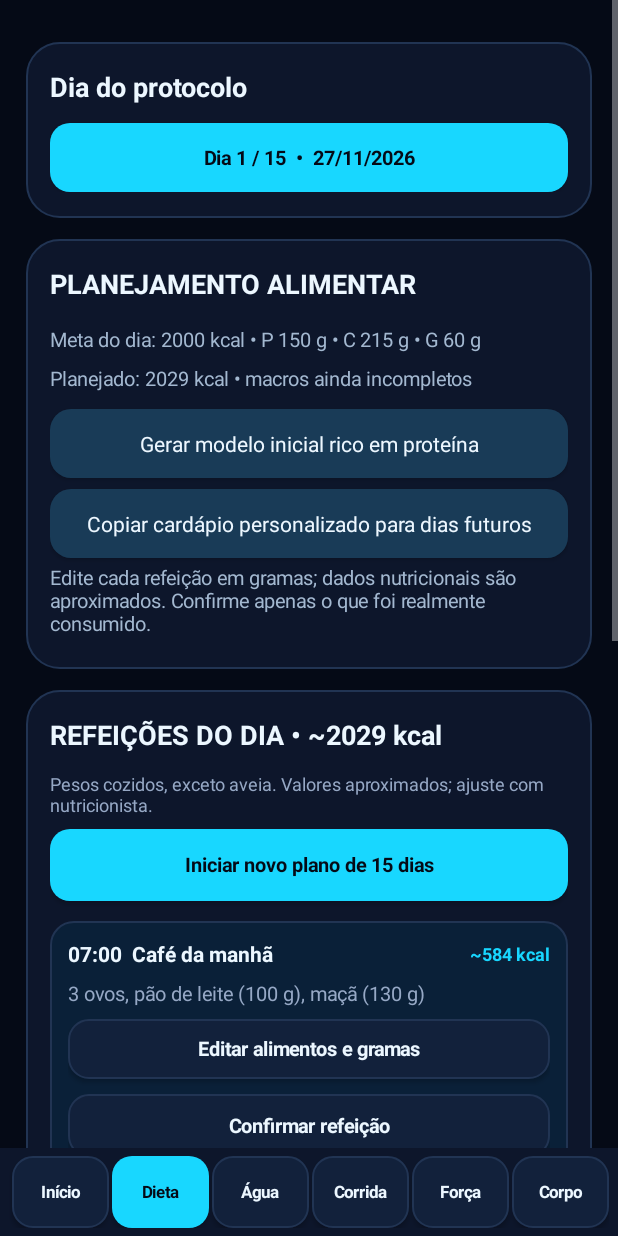
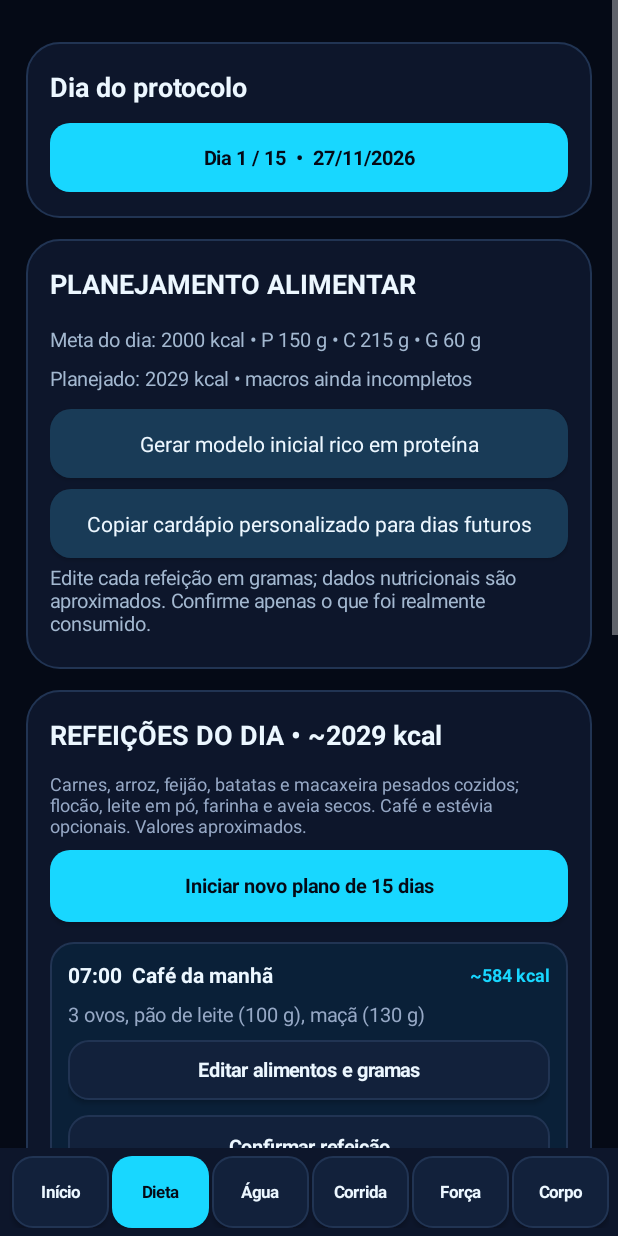
Before and after one commit to mmnegociomm-create/MMd, an Android app: the screen it shows after launch (MainActivity), after a tap on "Dieta", on a phone screen of 412 x 824 dp. Run offline under Robolectric (Android 15) with nearby library versions, the phone set to English and light mode, and no system bars.

Commit message:
Prioritize dashboard and clarify cooked versus dry portion weights

```diff
--- a/app/src/main/java/com/mmd/dieta/MainActivity.java
+++ b/app/src/main/java/com/mmd/dieta/MainActivity.java
@@ -99,10 +99,10 @@ public class MainActivity extends Activity {
         for(int i=0;i<tabs.length;i++){final int n=i;Button b=button(tabs[i],tab==i);b.setTextSize(11);b.setPadding(0,0,0,0);LinearLayout.LayoutParams p=new LinearLayout.LayoutParams(0,dp(48),1);p.leftMargin=dp(2);nav.addView(b,p);b.setOnClickListener(v->{if(fitness.busy()&&n!=tab){Toast.makeText(this,"Finalize o treino antes de mudar de tela.",Toast.LENGTH_SHORT).show();return;}tab=n;render();});}
         frame.addView(nav,new LinearLayout.LayoutParams(-1,-2));setContentView(frame);
         switch(tab){
-            case 0: dayPicker();natural.home(card("PROJETO NATURAL 60D"),chosen);nutrition.dashboard(card("DASHBOARD • MINHAS METAS"),chosen);break;
+            case 0: dayPicker();if(!PlanData.natural(this))natural.home(card("PROJETO NATURAL 60D"),chosen);nutrition.dashboard(card("DASHBOARD • MINHAS METAS"),chosen);if(PlanData.natural(this))natural.home(card("PROJETO NATURAL 60D"),chosen);break;
             case 1: dayPicker();nutrition.planner(card("PLANEJAMENTO ALIMENTAR"),chosen);menu();break;
             case 2: dayPicker();hydration();break;
-            case 3: if(PlanData.natural(this)&&!fitness.busy())natural.cardio(card("CARDIO MATINAL"),chosen);fitness.runningScreen(card("CORRIDA GUIADA"));break;
+            case 3: if(PlanData.natural(this)&&!fitness.busy()){dayPicker();natural.cardio(card("CARDIO MATINAL"),chosen);}fitness.runningScreen(card("CORRIDA GUIADA"));break;
             case 4: fitness.gymScreen(card("MUSCULAÇÃO GUIADA"));break;
             case 5: fitness.profile(card("EVOLUÇÃO CORPORAL"));if(PlanData.natural(this))natural.body(card("ACOMPANHAMENTO SEMANAL"),chosen);break;
         }
@@ -144,7 +144,7 @@ public class MainActivity extends Activity {
     private void menu() {
         int type=PlanData.type(chosen),total=(int)Math.round(NutritionData.day(this,chosen,false).kcal);
         LinearLayout c=card("REFEIÇÕES DO DIA • ~"+total+" kcal");
-        c.addView(text("Pesos cozidos, exceto aveia. Valores aproximados; ajuste com nutricionista.",12,MUTED,false));if(PlanData.natural(this)||PlanData.newPlan(this)){c.addView(text("Cardápio base disponível; personalize por refeição.",12,MUTED,false),lp(-1,-2,8));}else{Button activate=button("Iniciar novo plano de 15 dias",true);c.addView(activate,lp(-1,48,8));activate.setOnClickListener(v->new android.app.AlertDialog.Builder(this).setTitle("Novo ciclo alimentar").setMessage("Começa hoje com cardápio de maior proteína. Registros antigos ficam armazenados, mas não serão exibidos neste ciclo.").setNegativeButton("Cancelar",null).setPositiveButton("Iniciar",(d,w)->{for(int j=1;j<=15;j++){for(int k=0;k<4;k++)ReminderScheduler.cancelMeal(this,j,k);for(int k=0;k<PlanData.WATER_TIMES.length;k++)ReminderScheduler.cancelWater(this,j,k);}PlanData.beginNew(this);chosen=1;ReminderScheduler.setup(this);render();}).show());}
+        c.addView(text("Carnes, arroz, feijão, batatas e macaxeira pesados cozidos; flocão, leite em pó, farinha e aveia secos. Café e estévia opcionais. Valores aproximados.",12,MUTED,false));if(PlanData.natural(this)||PlanData.newPlan(this)){c.addView(text("Cardápio base disponível; personalize por refeição.",12,MUTED,false),lp(-1,-2,8));}else{Button activate=button("Iniciar novo plano de 15 dias",true);c.addView(activate,lp(-1,48,8));activate.setOnClickListener(v->new android.app.AlertDialog.Builder(this).setTitle("Novo ciclo alimentar").setMessage("Começa hoje com cardápio de maior proteína. Registros antigos ficam armazenados, mas não serão exibidos neste ciclo.").setNegativeButton("Cancelar",null).setPositiveButton("Iniciar",(d,w)->{for(int j=1;j<=15;j++){for(int k=0;k<4;k++)ReminderScheduler.cancelMeal(this,j,k);for(int k=0;k<PlanData.WATER_TIMES.length;k++)ReminderScheduler.cancelWater(this,j,k);}PlanData.beginNew(this);chosen=1;ReminderScheduler.setup(this);render();}).show());}
         for(int m=0;m<4;m++) {
             final int index=m;
             LinearLayout sec=vertical();
```
